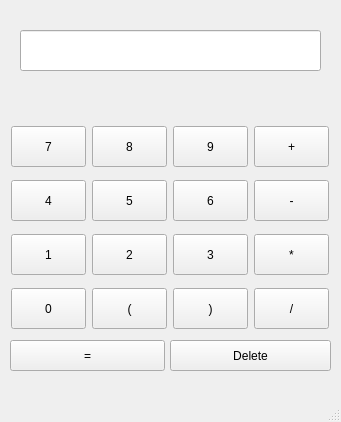
Before: the Qt Designer form calculatorwindow.ui in Wiktor-W/QTCalculator, drawn with Qt 5.
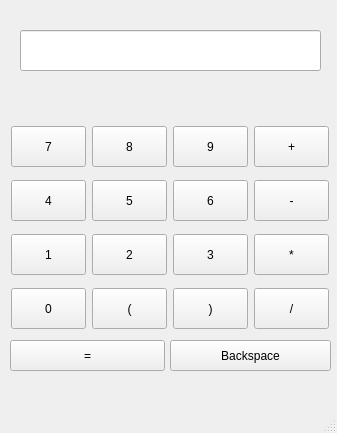
After: the same form once the commit is applied.

Commit message: Added functionality to the backspace button

The edit to the form file:
```diff
--- a/calculatorwindow.ui
+++ b/calculatorwindow.ui
@@ -6,8 +6,8 @@
    <rect>
     <x>0</x>
     <y>0</y>
-    <width>341</width>
-    <height>422</height>
+    <width>337</width>
+    <height>433</height>
    </rect>
   </property>
   <property name="sizePolicy">
@@ -284,7 +284,7 @@
      </rect>
     </property>
     <property name="text">
-     <string>Delete</string>
+     <string>Backspace</string>
     </property>
    </widget>
   </widget>
```
Left out of the diff: 4 changed lines with no effect on the pictures. The commit also changes 4 other files.
